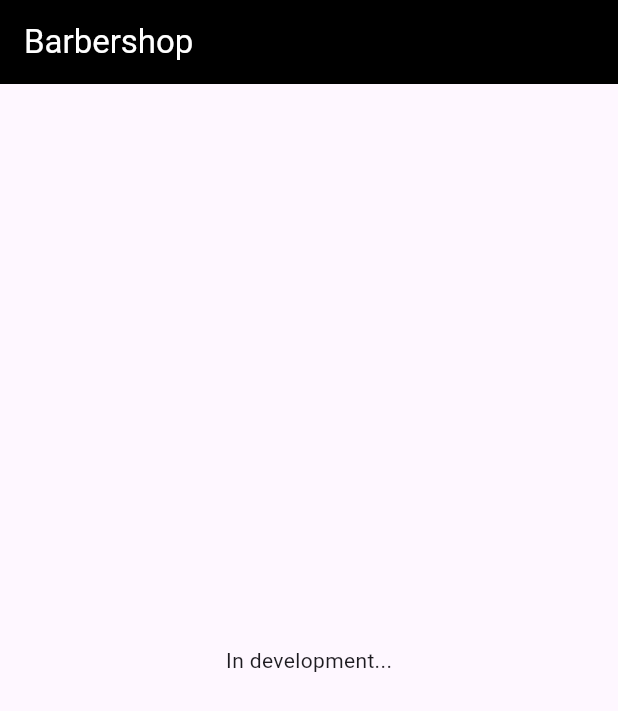
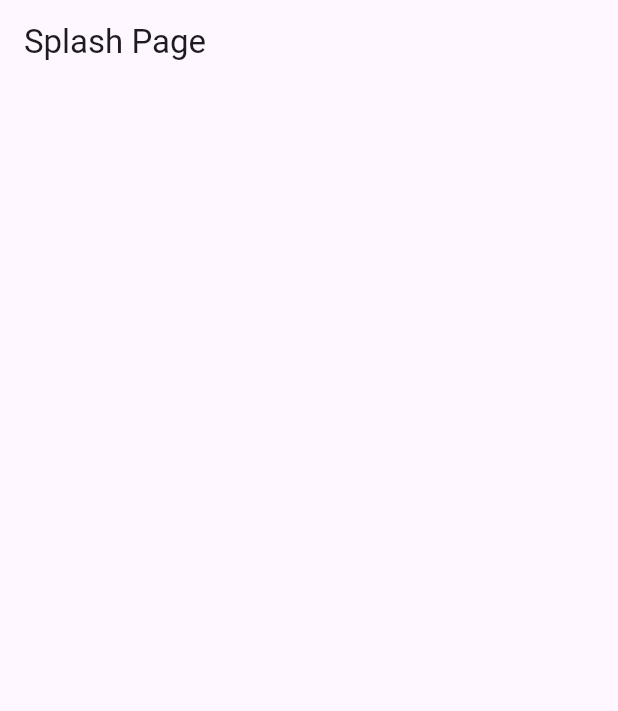
Before and after one commit to isaacscardoso/blueshrine-barbershop, a Flutter app: the screen it shows after launch, on a phone screen of 412 x 824 dp. Shown: the top 711 px of the screen. Run offline on Flutter 3.47's test engine with Material 3 defaults, Android fonts, the phone set to English and light mode, and no system bars.

Commit message:
feat: It implements the splash page feature, as well as the application's initial class.

```diff
--- a/lib/main.dart
+++ b/lib/main.dart
@@ -1,40 +1,7 @@
 import 'package:flutter/material.dart';
 
+import './src/barbershop_app.dart';
+
 void main() {
-  runApp(const MainApp());
+  runApp(const BarbershopApp());
 }
-
-final class MainApp extends StatelessWidget {
-  const MainApp({super.key});
-
-  @override
-  Widget build(BuildContext context) {
-    return MaterialApp(
-      title: 'Blueshrine Barbershop',
-      theme: ThemeData(
-        useMaterial3: true,
-        appBarTheme: const AppBarTheme(
-          foregroundColor: Colors.white,
-          backgroundColor: Colors.black,
-        ),
-      ),
-      home: const HomePage(),
-    );
-  }
-}
-
-final class HomePage extends StatelessWidget {
-  const HomePage({super.key});
-
-  @override
-  Widget build(BuildContext context) {
-    return Scaffold(
-      appBar: AppBar(
-        title: const Text('Barbershop'),
-      ),
-      body: const Center(
-        child: Text('In development...'),
-      ),
-    );
-  }
-}
--- /dev/null
+++ b/lib/src/barbershop_app.dart
@@ -0,0 +1,17 @@
+import 'package:flutter/material.dart';
+
+import './features/splash/splash_page.dart';
+
+final class BarbershopApp extends StatelessWidget {
+  const BarbershopApp({super.key});
+
+  @override
+  Widget build(BuildContext context) {
+    return MaterialApp(
+      title: 'Blueshrine Barbershop',
+      routes: {
+        '/': (_) => const SplashPage(),
+      },
+    );
+  }
+}
--- /dev/null
+++ b/lib/src/features/splash/splash_page.dart
@@ -0,0 +1,15 @@
+import 'package:flutter/material.dart';
+
+class SplashPage extends StatelessWidget {
+  const SplashPage({super.key});
+
+  @override
+  Widget build(BuildContext context) {
+    return Scaffold(
+      appBar: AppBar(
+        title: const Text('Splash Page'),
+      ),
+      body: Container(),
+    );
+  }
+}
```
